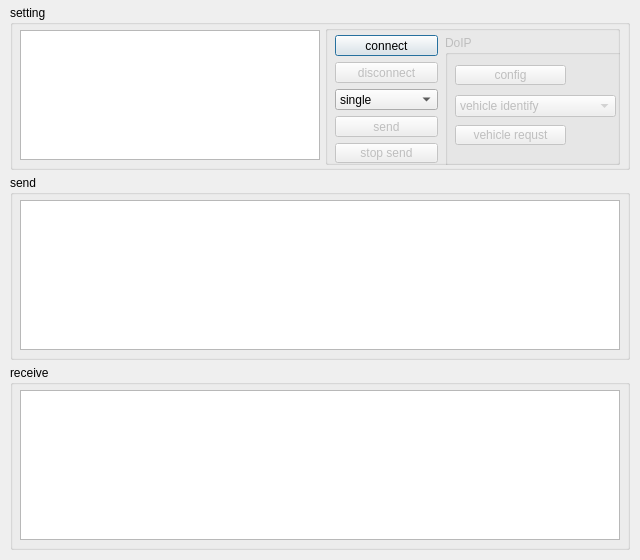
The window that ui/networkassistwindow.ui (ctrlfrmb/fkcap) describes before a commit, drawn with Qt 5.
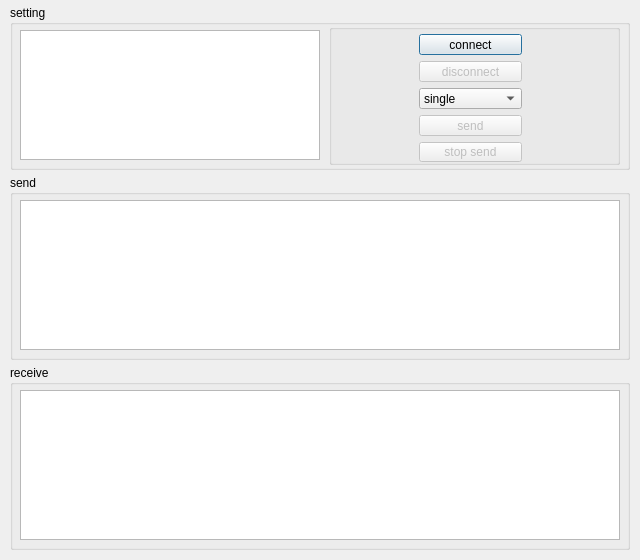
The same window after the commit. Icons and pictures are not drawn.

Commit message: add:vehicle find

Patch:
```diff
--- a/ui/networkassistwindow.ui
+++ b/ui/networkassistwindow.ui
@@ -78,10 +78,10 @@
    <widget class="QGroupBox" name="groupBox">
     <property name="geometry">
      <rect>
-      <x>315</x>
-      <y>20</y>
-      <width>295</width>
-      <height>140</height>
+      <x>319</x>
+      <y>19</y>
+      <width>291</width>
+      <height>141</height>
      </rect>
     </property>
     <property name="title">
@@ -90,7 +90,7 @@
     <widget class="QWidget" name="layoutWidget">
      <property name="geometry">
       <rect>
-       <x>10</x>
+       <x>90</x>
        <y>10</y>
        <width>103</width>
        <height>128</height>
@@ -172,75 +172,6 @@
       </item>
      </layout>
     </widget>
-    <widget class="QGroupBox" name="groupDoIP">
-     <property name="enabled">
-      <bool>false</bool>
-     </property>
-     <property name="geometry">
-      <rect>
-       <x>120</x>
-       <y>10</y>
-       <width>181</width>
-       <height>131</height>
-      </rect>
-     </property>
-     <property name="title">
-      <string>DoIP</string>
-     </property>
-     <widget class="QComboBox" name="comboDoIPVehicle">
-      <property name="geometry">
-       <rect>
-        <x>10</x>
-        <y>60</y>
-        <width>161</width>
-        <height>22</height>
-       </rect>
-      </property>
-      <item>
-       <property name="text">
-        <string>vehicle identify</string>
-       </property>
-      </item>
-      <item>
-       <property name="text">
-        <string>vehicle identify(EID)</string>
-       </property>
-      </item>
-      <item>
-       <property name="text">
-        <string>vehicle identify(VIN)</string>
-       </property>
-      </item>
-     </widget>
-     <widget class="QPushButton" name="buttonDoIPSet">
-      <property name="geometry">
-       <rect>
-        <x>10</x>
-        <y>30</y>
-        <width>111</width>
-        <height>20</height>
-       </rect>
-      </property>
-      <property name="text">
-       <string>config</string>
-      </property>
-     </widget>
-     <widget class="QPushButton" name="buttonVehicleRequst">
-      <property name="geometry">
-       <rect>
-        <x>10</x>
-        <y>90</y>
-        <width>111</width>
-        <height>20</height>
-       </rect>
-      </property>
-      <property name="text">
-       <string>vehicle requst</string>
-      </property>
-     </widget>
-    </widget>
-    <zorder>groupDoIP</zorder>
-    <zorder>layoutWidget</zorder>
    </widget>
    <widget class="QListWidget" name="listSetting">
     <property name="geometry">
```
The commit also changes 26 other files.
